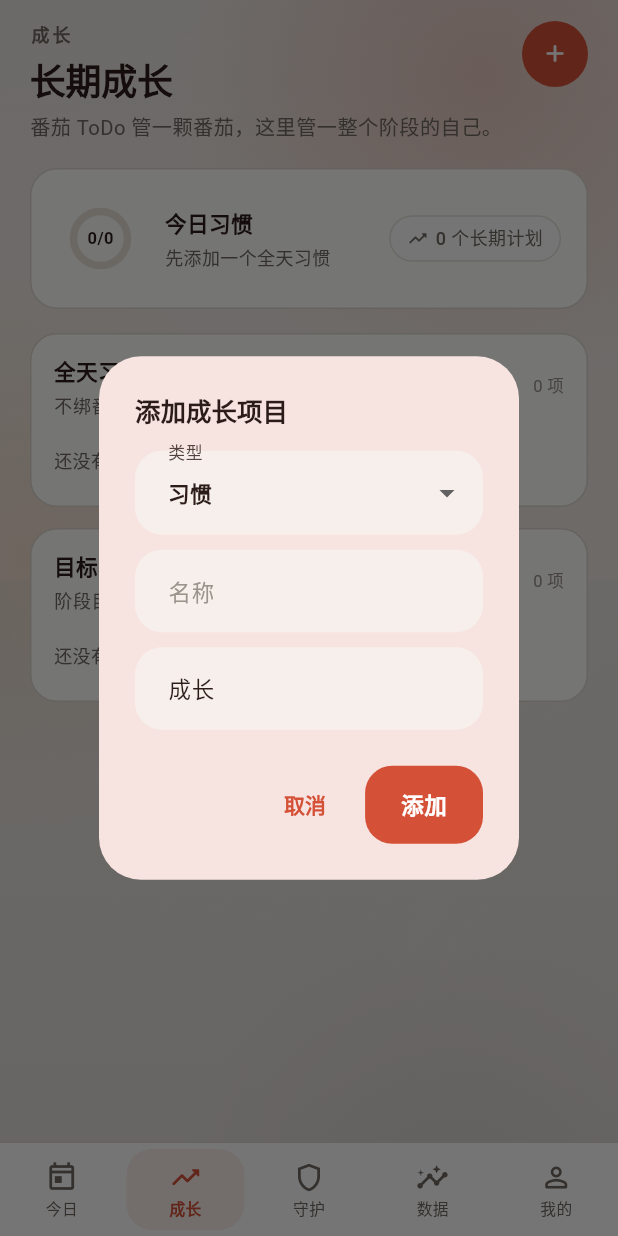
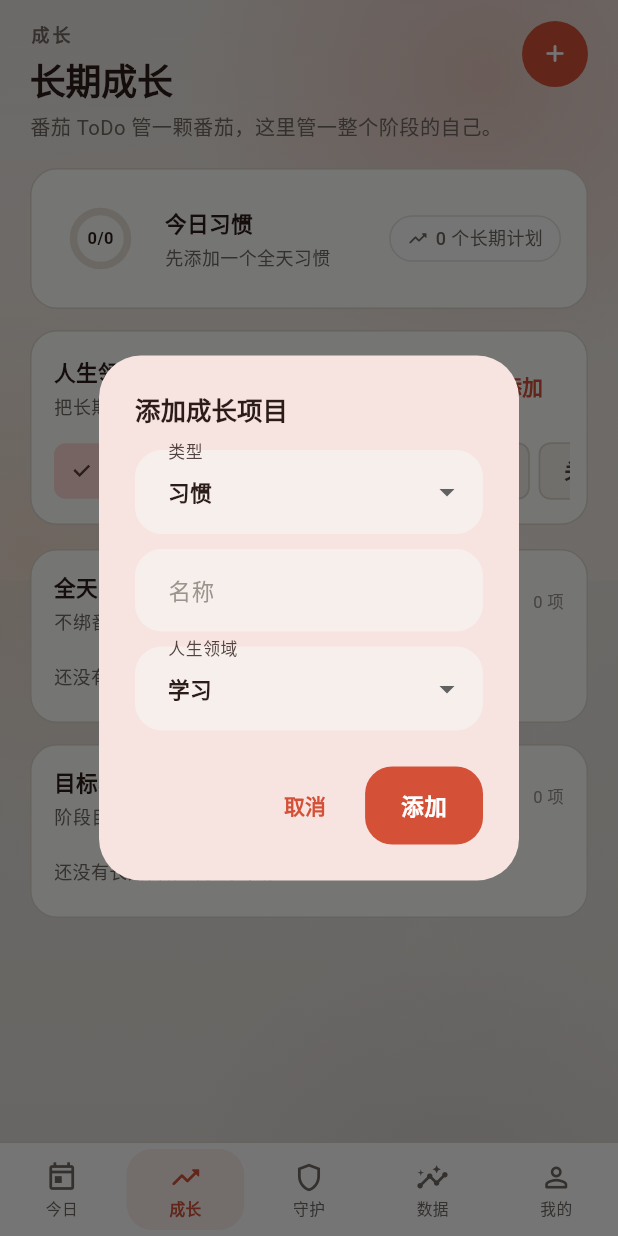
Before and after one commit to starfall-miao/luo-fanqie, a Flutter app: the screen it shows after launch, item 2 of the bottom bar chosen, after a tap on the "add" icon, on a phone screen of 412 x 824 dp. Run offline on Flutter 3.47's test engine with Material 3 defaults, Android fonts, the phone set to English and light mode, and no system bars; our stand-ins replace audioplayers, fl_chart, shared_preferences; missing offline and left inert: ftpconnect.

Commit message:
feat: 人生领域、显式页面抓取导入与成长完善 (v2.2.0-beta.1)

```diff
--- a/lib/features/growth/models/growth_item.dart
+++ b/lib/features/growth/models/growth_item.dart
@@ -40,7 +40,9 @@ class GrowthItem {
   final DateTime? createdAt;
 
   bool get isHabit => type == GrowthType.habit;
-  bool get checkedToday => lastCheckInDate == dateKey(DateTime.now());
+  bool checkedOn(DateTime date) => lastCheckInDate == dateKey(date);
+
+  bool get checkedToday => checkedOn(DateTime.now());
   double get ratio => target <= 0 ? 0 : (progress / target).clamp(0, 1);
 
   GrowthItem copyWith({
--- /dev/null
+++ b/lib/features/growth/models/life_area.dart
@@ -0,0 +1,27 @@
+class LifeArea {
+  const LifeArea({
+    required this.id,
+    required this.name,
+    this.note = '',
+    this.colorIndex = 0,
+  });
+
+  final String id;
+  final String name;
+  final String note;
+  final int colorIndex;
+
+  Map<String, dynamic> toJson() => <String, dynamic>{
+    'id': id,
+    'name': name,
+    'note': note,
+    'colorIndex': colorIndex,
+  };
+
+  factory LifeArea.fromJson(Map<String, dynamic> json) => LifeArea(
+    id: json['id'] as String? ?? 'area-${json['name']}',
+    name: json['name'] as String? ?? '成长',
+    note: json['note'] as String? ?? '',
+    colorIndex: (json['colorIndex'] as num?)?.toInt() ?? 0,
+  );
+}
--- a/lib/features/growth/providers/growth_controller.dart
+++ b/lib/features/growth/providers/growth_controller.dart
@@ -6,21 +6,39 @@ import 'package:flutter/foundation.dart';
 import '../../../core/storage/key_value_storage.dart';
 import '../../../core/utils/date_utils.dart';
 import '../models/growth_item.dart';
+import '../models/life_area.dart';
 
 class GrowthController extends ChangeNotifier {
   GrowthController(this._storage, {DateTime Function()? clock})
     : _now = clock ?? DateTime.now {
     final raw = _storage.read(_storageKey);
     if (raw != null) _items = _decode(raw);
+    final areasRaw = _storage.read(_areasKey);
+    if (areasRaw != null) {
+      _areas = _decodeAreas(areasRaw);
+    }
+    if (_areas.isEmpty) {
+      _areas = _defaultAreas();
+      unawaited(_persistAreas());
+    }
   }
 
   static const _storageKey = 'luo_fanqie.growth.v1';
+  static const _areasKey = 'luo_fanqie.growth_areas.v1';
 
   final KeyValueStorage _storage;
   final DateTime Function() _now;
   List<GrowthItem> _items = <GrowthItem>[];
+  List<LifeArea> _areas = <LifeArea>[];
 
   List<GrowthItem> get items => List<GrowthItem>.unmodifiable(_items);
+
+  List<LifeArea> get areas => List<LifeArea>.unmodifiable(_areas);
+
+  List<GrowthItem> itemsInArea(String area) =>
+      _items.where((item) => item.area == area).toList(growable: false);
+
+  int countInArea(String area) => itemsInArea(area).length;
 
   List<GrowthItem> get habits =>
       _items.where((item) => item.isHabit).toList(growable: false);
@@ -29,7 +47,57 @@ class GrowthController extends ChangeNotifier {
       _items.where((item) => !item.isHabit).toList(growable: false);
 
   int get todayHabits => habits.length;
-  int get todayChecked => habits.where((item) => item.checkedToday).length;
+  int get todayChecked => habits.where((item) => item.checkedOn(_now())).length;
+
+  List<LifeArea> _defaultAreas() {
+    return const [
+      LifeArea(id: 'area-study', name: '学习', note: '知识与技能'),
+      LifeArea(id: 'area-health', name: '健康', note: '身体与睡眠'),
+      LifeArea(id: 'area-create', name: '创作', note: '表达与作品'),
+      LifeArea(id: 'area-relation', name: '关系', note: '家人与朋友'),
+      LifeArea(id: 'area-money', name: '财务', note: '收入与储蓄'),
+    ];
+  }
+
+  void addArea(LifeArea area) {
+    if (area.name.trim().isEmpty ||
+        _areas.any((existing) => existing.name == area.name)) {
+      return;
+    }
+    _areas = [..._areas, area];
+    notifyListeners();
+    unawaited(_persistAreas());
+  }
+
+  void removeArea(String id) {
+    final area = _areas.firstWhere(
+      (item) => item.id == id,
+      orElse: () => _areas.first,
+    );
+    if (_areas.length <= 1) return;
+    _areas = _areas.where((item) => item.id != id).toList(growable: false);
+    // 不删除成长项目，把它们归到“未分类”。
+    _items = [
+      for (final item in _items)
+        if (item.area == area.name) item.copyWith(area: '未分类') else item,
+    ];
+    notifyListeners();
+    unawaited(_persistAreas());
+    unawaited(_persistItems());
+  }
+
+  void ensureArea(String name) {
+    final trimmed = name.trim();
+    if (trimmed.isEmpty) return;
+    if (_areas.any((area) => area.name == trimmed)) return;
+    addArea(
+      LifeArea(
+        id: 'area-${DateTime.now().microsecondsSinceEpoch}',
+        name: trimmed,
+        colorIndex: _areas.length,
+      ),
+    );
+  }
 
   void add(GrowthItem item) {
     _items = [item, ..._items];
@@ -84,13 +152,18 @@ class GrowthController extends ChangeNotifier {
 
   void _commit() {
     notifyListeners();
-    unawaited(
-      _storage.write(
-        _storageKey,
-        jsonEncode(_items.map((item) => item.toJson()).toList()),
-      ),
-    );
+    unawaited(_persistItems());
   }
+
+  Future<void> _persistItems() => _storage.write(
+    _storageKey,
+    jsonEncode(_items.map((item) => item.toJson()).toList()),
+  );
+
+  Future<void> _persistAreas() => _storage.write(
+    _areasKey,
+    jsonEncode(_areas.map((area) => area.toJson()).toList()),
+  );
 
   List<GrowthItem> _decode(String raw) {
     try {
@@ -104,4 +177,17 @@ class GrowthController extends ChangeNotifier {
       return <GrowthItem>[];
     }
   }
+
+  List<LifeArea> _decodeAreas(String raw) {
+    try {
+      final decoded = jsonDecode(raw);
+      if (decoded is! List) return <LifeArea>[];
+      return decoded
+          .whereType<Map>()
+          .map((item) => LifeArea.fromJson(Map<String, dynamic>.from(item)))
+          .toList();
+    } catch (_) {
+      return <LifeArea>[];
+    }
+  }
 }
--- a/lib/features/growth/views/growth_page.dart
+++ b/lib/features/growth/views/growth_page.dart
@@ -6,16 +6,28 @@ import '../../../core/theme/app_theme.dart';
 import '../../../shared/widgets/common.dart';
 import '../../../shared/widgets/soft_card.dart';
 import '../models/growth_item.dart';
+import '../models/life_area.dart';
 import '../providers/growth_controller.dart';
 
-class GrowthPage extends StatelessWidget {
+class GrowthPage extends StatefulWidget {
   const GrowthPage({super.key});
+
+  @override
+  State<GrowthPage> createState() => _GrowthPageState();
+}
+
+class _GrowthPageState extends State<GrowthPage> {
+  String? _areaFilter;
 
   @override
   Widget build(BuildContext context) {
     final controller = context.watch<GrowthController>();
-    final habits = controller.habits;
-    final plans = controller.plans;
+    final habits = controller.habits
+        .where((item) => _areaFilter == null || item.area == _areaFilter)
+        .toList(growable: false);
+    final plans = controller.plans
+        .where((item) => _areaFilter == null || item.area == _areaFilter)
+        .toList(growable: false);
     return SafeArea(
       bottom: false,
       child: SingleChildScrollView(
@@ -40,6 +52,13 @@ class GrowthPage extends StatelessWidget {
                 ),
                 const SizedBox(height: 16),
                 _Overview(controller: controller),
+                const SizedBox(height: 14),
+                _AreasCard(
+                  controller: controller,
+                  selected: _areaFilter,
+                  onSelected: (area) => setState(() => _areaFilter = area),
+                  onAddArea: () => _addArea(context),
+                ),
                 const SizedBox(height: 16),
                 _Section(
                   title: '全天习惯',
@@ -78,12 +97,62 @@ class GrowthPage extends StatelessWidget {
     );
   }
 
+  Future<void> _addArea(BuildContext context) async {
+    final controller = context.read<GrowthController>();
+    final name = TextEditingController();
+    final note = TextEditingController();
+    final result = await showDialog<bool>(
+      context: context,
+      builder: (dialogContext) => AlertDialog(
+        title: const Text('添加人生领域'),
+        content: Column(
+          mainAxisSize: MainAxisSize.min,
+          children: [
+            TextField(
+              controller: name,
+              decoration: const InputDecoration(hintText: '领域名称'),
+            ),
+            const SizedBox(height: 10),
+            TextField(
+              controller: note,
+              decoration: const InputDecoration(hintText: '一句描述（可选）'),
+            ),
+          ],
+        ),
+        actions: [
+          TextButton(
+            onPressed: () => Navigator.of(dialogContext).pop(false),
+            child: const Text('取消'),
+          ),
+          FilledButton(
+            onPressed: () => Navigator.of(dialogContext).pop(true),
+            child: const Text('添加'),
+          ),
+        ],
+      ),
+    );
+    if (result == true && name.text.trim().isNotEmpty) {
+      controller.addArea(
+        LifeArea(
+          id: 'area-${DateTime.now().microsecondsSinceEpoch}',
+          name: name.text.trim(),
+          note: note.text.trim(),
+          colorIndex: controller.areas.length,
+        ),
+      );
+    }
+    Future<void>.delayed(const Duration(milliseconds: 400), () {
+      name.dispose();
+      note.dispose();
+    });
+  }
+
   Future<void> _addGrowth(BuildContext context) async {
     final controller = context.read<GrowthController>();
     final title = TextEditingController();
-    final area = TextEditingController(text: '成长');
     final target = TextEditingController(text: '30');
     var type = GrowthType.habit;
+    var areaName = context.read<GrowthController>().areas.first.name;
     final result = await showDialog<bool>(
       context: context,
       builder: (dialogContext) => StatefulBuilder(
@@ -110,9 +179,21 @@ class GrowthPage extends StatelessWidget {
                   decoration: const InputDecoration(hintText: '名称'),
                 ),
                 const SizedBox(height: 10),
-                TextField(
-                  controller: area,
-                  decoration: const InputDecoration(hintText: '人生领域'),
+                DropdownButtonFormField<String>(
+                  initialValue: areaName,
+                  decoration: const InputDecoration(labelText: '人生领域'),
+                  items: [
+                    for (final area in context.read<GrowthController>().areas)
+                      DropdownMenuItem(
+                        value: area.name,
+                        child: Text(area.name),
+                      ),
+                  ],
+                  onChanged: (value) {
+                    if (value != null) {
+                      setModalState(() => areaName = value);
+                    }
+                  },
                 ),
                 if (type != GrowthType.habit) ...[
                   const SizedBox(height: 10),
@@ -141,7 +222,6 @@ class GrowthPage extends StatelessWidget {
     if (result != true || title.text.trim().isEmpty) {
       Future<void>.delayed(const Duration(milliseconds: 400), () {
         title.dispose();
-        area.dispose();
         target.dispose();
       });
       return;
@@ -152,17 +232,70 @@ class GrowthPage extends StatelessWidget {
         id: 'growth-${DateTime.now().microsecondsSinceEpoch}',
         title: title.text.trim(),
         type: type,
-        area: area.text.trim().isEmpty ? '成长' : area.text.trim(),
+        area: areaName,
         target: amount,
         createdAt: DateTime.now(),
       ),
     );
     Future<void>.delayed(const Duration(milliseconds: 400), () {
       title.dispose();
-      area.dispose();
       target.dispose();
     });
     HapticFeedback.mediumImpact();
+  }
+}
+
+class _AreasCard extends StatelessWidget {
+  const _AreasCard({
+    required this.controller,
+    required this.selected,
+    required this.onSelected,
+    required this.onAddArea,
+  });
+
+  final GrowthController controller;
+  final String? selected;
+  final ValueChanged<String?> onSelected;
+  final VoidCallback onAddArea;
+
+  @override
+  Widget build(BuildContext context) {
+    return SoftCard(
+      padding: const EdgeInsets.fromLTRB(16, 14, 12, 12),
+      child: Column(
+        crossAxisAlignment: CrossAxisAlignment.start,
+        children: [
+          SectionTitle(
+            title: '人生领域',
+            subtitle: '把长期目标放回生活的不同部分',
+            trailing: TextButton(onPressed: onAddArea, child: const Text('添加')),
+          ),
+          const SizedBox(height: 8),
+          SingleChildScrollView(
+            scrollDirection: Axis.horizontal,
+            child: Row(
+              children: [
+                ChoiceChip(
+                  label: const Text('全部'),
+                  selected: selected == null,
+                  onSelected: (_) => onSelected(null),
+                ),
+                for (final area in controller.areas) ...[
+                  const SizedBox(width: 6),
+                  ChoiceChip(
+                    label: Text(
+                      '${area.name} ${controller.countInArea(area.name)}',
+                    ),
+                    selected: selected == area.name,
+                    onSelected: (_) => onSelected(area.name),
+                  ),
+                ],
+              ],
+            ),
+          ),
+        ],
+      ),
+    );
   }
 }
 
--- a/lib/features/guard/views/guard_page.dart
+++ b/lib/features/guard/views/guard_page.dart
@@ -175,6 +175,7 @@ class _GuardPageState extends State<GuardPage> with WidgetsBindingObserver {
     );
     if (confirmed != true || !mounted) return;
     final growth = context.read<GrowthController>();
+    growth.ensureArea('番茄ToDo导入');
     for (final index in selected) {
       final text = texts[index];
       final type =
--- a/lib/features/settings/views/settings_page.dart
+++ b/lib/features/settings/views/settings_page.dart
@@ -824,11 +824,11 @@ class _SettingsPageState extends State<SettingsPage> {
                             icon: Icons.info_outline_rounded,
                             title: '版本',
                             subtitle: '落·番茄',
-                            value: '2.1.0',
+                            value: '2.2.0',
                             onTap: () => showLicensePage(
                               context: context,
                               applicationName: '落·番茄',
-                              applicationVersion: '2.1.0',
+                              applicationVersion: '2.2.0',
                               applicationLegalese: '把时间种成番茄。',
                             ),
                           ),
--- a/pubspec.yaml
+++ b/pubspec.yaml
@@ -2,7 +2,7 @@ name: luo_fanqie_app
 description: "落·番茄 — 把时间种成番茄的专注与待办应用。"
 publish_to: 'none'
 
-version: 2.1.0+19
+version: 2.2.0+20
 
 environment:
   sdk: ^3.13.7
```
Also changed, not shown: 8 other files.
